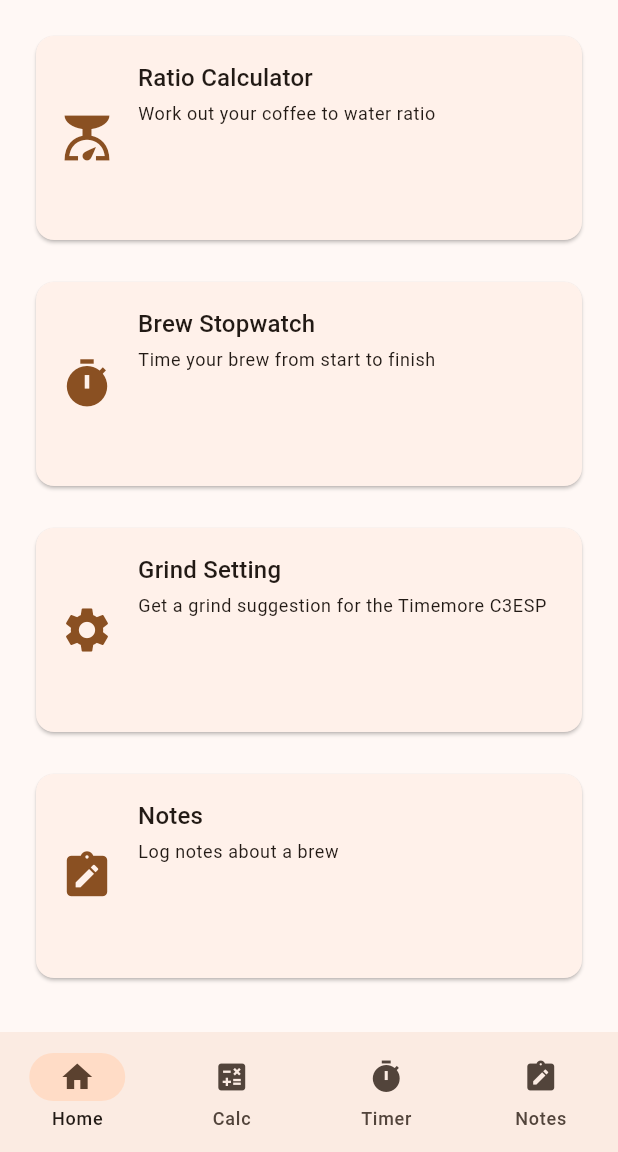
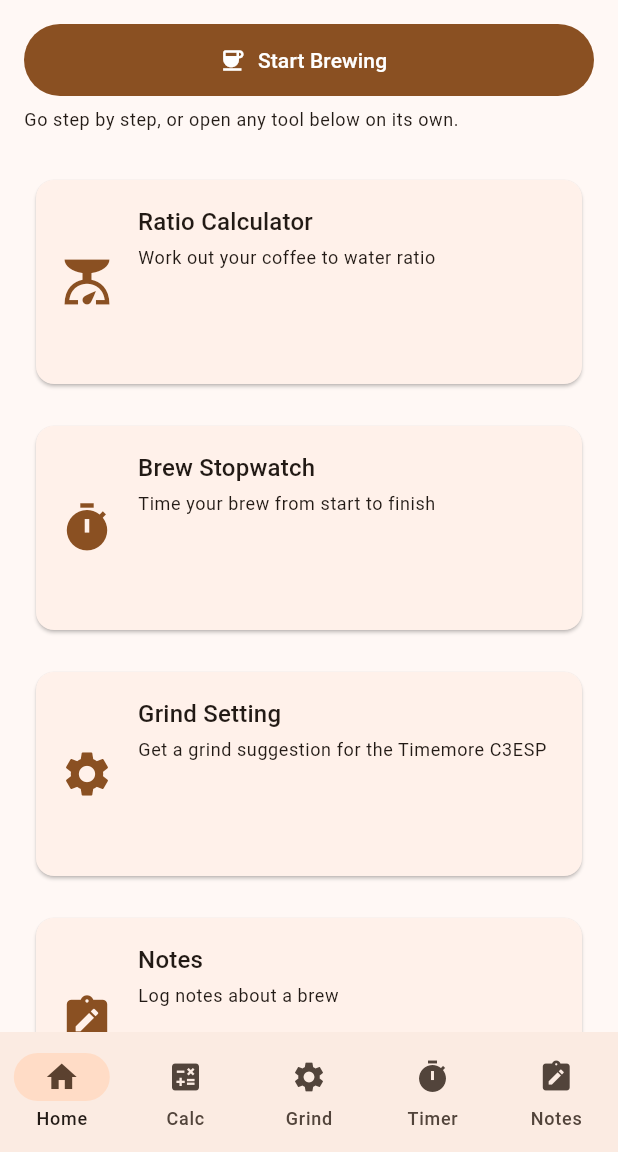
Before and after one commit to Blue-Cynic/Personal-Coffee-App, a Flutter app: the screen it shows after launch, on a phone screen of 412 x 824 dp, the part 84-1236 px from its top. Run offline on Flutter 3.47's test engine with Material 3 defaults, Android fonts, the phone set to English and light mode, and no system bars; our stand-ins replace device_preview, hive_ce_flutter; accounts and stored records are empty.

Commit message:
Update - major rework on the flow of the screens and data hand-off to notes, removed screen transitions altogether, removed the back button, and added a new nav bar icon

```diff
--- a/lib/main.dart
+++ b/lib/main.dart
@@ -1,7 +1,7 @@
 import 'package:device_preview/device_preview.dart';
 import 'package:flutter/material.dart';
-import 'Package:hive_ce_flutter/hive_ce_flutter.dart';
-import 'screens/home_screen.dart';
+import 'package:hive_ce_flutter/hive_ce_flutter.dart';
+import 'screens/main_shell.dart';
 import 'theme.dart';
 
 void main() async {
@@ -32,7 +32,7 @@ class CoffeeCompanionApp extends StatelessWidget {
 
       theme: appTheme,
 
-      home: const HomeScreen(),
+      home: const MainShell(),
     );
   }
 }
--- a/lib/screens/home_screen.dart
+++ b/lib/screens/home_screen.dart
@@ -1,13 +1,16 @@
 import 'package:flutter/material.dart';
-import 'ratio_calculator_screen.dart';
-import 'stopwatch_screen.dart';
-import 'grind_settings_screen.dart';
-import 'notes_screen.dart';
-import '../widgets/app_nav_bar.dart';
-import '../utils/app_navigation.dart';
+import '../widgets/primary_button.dart';
+import '../theme.dart';
 
 class HomeScreen extends StatelessWidget {
-  const HomeScreen({super.key});
+  final VoidCallback onStartBrewing;
+  final ValueChanged<String> onOpenTool;
+
+  const HomeScreen({
+    super.key,
+    required this.onStartBrewing,
+    required this.onOpenTool,
+  });
 
   @override
   Widget build(BuildContext context) {
@@ -15,7 +18,37 @@ class HomeScreen extends StatelessWidget {
       appBar: AppBar(
         title: const Text('Coffee Brewing Companion'),
       ),
-      body: LayoutBuilder(
+      body: Column(
+        crossAxisAlignment: CrossAxisAlignment.start,
+        children: [
+          Padding(
+            padding: const EdgeInsets.fromLTRB(
+              AppSpacing.md,
+              AppSpacing.md,
+              AppSpacing.md,
+              AppSpacing.sm,
+            ),
+            child: Column(
+              crossAxisAlignment: CrossAxisAlignment.start,
+              children: [
+                SizedBox(
+                  width: double.infinity,
+                  child: PrimaryButton(
+                    label: 'Start Brewing',
+                    icon: Icons.coffee,
+                    onPressed: onStartBrewing,
+                  ),
+                ),
+                const SizedBox(height: AppSpacing.sm),
+                Text(
+                  'Go step by step, or open any tool below on its own.',
+                  style: Theme.of(context).textTheme.bodySmall,
+                ),
+              ],
+            ),
+          ),
+          Expanded(
+            child: LayoutBuilder(
               builder: (context, constraints) {
                 // wide screen for web browser and tablet will get 2 columns
                 // narrow screen for phones will get 1
@@ -35,53 +68,32 @@ class HomeScreen extends StatelessWidget {
                       title: 'Ratio Calculator',
                       subtitle: 'Work out your coffee to water ratio',
                       icon: Icons.scale,
-                onTap: () {
-                  Navigator.push(
-                    context,
-                    MaterialPageRoute(builder: (context) => const RatioCalculatorScreen()),
-                  );
-                },
+                      onTap: () => onOpenTool('calculator'),
                     ),
                     _FeatureCard(
                       title: 'Brew Stopwatch',
                       subtitle: 'Time your brew from start to finish',
                       icon: Icons.timer,
-                onTap: () {
-                  Navigator.push(
-                    context,
-                    MaterialPageRoute(builder: (context) => const StopwatchScreen()),
-                  );
-                },
+                      onTap: () => onOpenTool('timer'),
                     ),
                     _FeatureCard(
                       title: 'Grind Setting',
                       subtitle: 'Get a grind suggestion for the Timemore C3ESP',
                       icon: Icons.settings,
-                onTap: () {
-                  Navigator.push(
-                    context,
-                    MaterialPageRoute(builder: (context) => const GrindSettingsScreen()),
-                  );
-                },
+                      onTap: () => onOpenTool('grind'),
                     ),
                     _FeatureCard(
                       title: 'Notes',
                       subtitle: 'Log notes about a brew',
                       icon: Icons.note_alt,
-                onTap: () {
-                  Navigator.push(
-                    context,
-                    MaterialPageRoute(builder: (context) => const NotesScreen()),
-                  );
-                },
+                      onTap: () => onOpenTool('notes'),
                     ),
                   ],
                 );
               },
             ),
-      bottomNavigationBar: AppNavBar(
-        activeRoute: 'home',
-        onSelect: (route) => navigateToRoute(context, route),
+          ),
+        ],
       ),
     );
   }
--- /dev/null
+++ b/lib/screens/main_shell.dart
@@ -0,0 +1,95 @@
+import 'package:flutter/material.dart';
+import '../widgets/app_nav_bar.dart';
+import '../utils/brew_session.dart';
+import 'home_screen.dart';
+import 'ratio_calculator_screen.dart';
+import 'grind_settings_screen.dart';
+import 'stopwatch_screen.dart';
+import 'notes_screen.dart';
+
+class MainShell extends StatefulWidget {
+  const MainShell({super.key});
+
+  @override
+  State<MainShell> createState() => _MainShellState();
+}
+
+class _MainShellState extends State<MainShell> {
+  String _route = 'home';
+
+  bool _inSequence = false;
+
+  bool _openNotesDialog = false;
+
+  void _selectRoute(String route) {
+    setState(() {
+      _route = route;
+      _openNotesDialog = false;
+      if (route == 'home') {
+        _inSequence = false;
+      }
+    });
+  }
+
+  void _openTool(String route) {
+    setState(() {
+      _route = route;
+      _openNotesDialog = false;
+      _inSequence = false;
+    });
+  }
+
+  void _startBrewing() {
+    BrewSession.clear();
+    setState(() {
+      _route = 'calculator';
+      _openNotesDialog = false;
+      _inSequence = true;
+    });
+  }
+
+  void _finishSequence() {
+    setState(() {
+      _route = 'notes';
+      _openNotesDialog = true;
+      _inSequence = false;
+    });
+  }
+
+  Widget _buildScreen() {
+    if (_route == 'calculator') {
+      return RatioCalculatorScreen(
+        inSequence: _inSequence,
+        onNext: () => _selectRoute('grind'),
+      );
+    } else if (_route == 'grind') {
+      return GrindSettingsScreen(
+        inSequence: _inSequence,
+        onNext: () => _selectRoute('timer'),
+      );
+    } else if (_route == 'timer') {
+      return StopwatchScreen(
+        inSequence: _inSequence,
+        onNext: _finishSequence,
+      );
+    } else if (_route == 'notes') {
+      return NotesScreen(openAddDialog: _openNotesDialog);
+    } else {
+      return HomeScreen(
+        onStartBrewing: _startBrewing,
+        onOpenTool: _openTool,
+      );
+    }
+  }
+
+  @override
+  Widget build(BuildContext context) {
+    return Scaffold(
+      body: _buildScreen(),
+      bottomNavigationBar: AppNavBar(
+        activeRoute: _route,
+        onSelect: _selectRoute,
+      ),
+    );
+  }
+}
--- a/lib/screens/notes_screen.dart
+++ b/lib/screens/notes_screen.dart
@@ -1,8 +1,6 @@
 import 'package:flutter/material.dart';
 import 'package:hive_ce_flutter/hive_ce_flutter.dart';
 import '../utils/brew_calculations.dart';
-import '../widgets/app_nav_bar.dart';
-import '../utils/app_navigation.dart';
 import '../widgets/recipe_list_tile.dart';
 import '../utils/brew_session.dart';
 
@@ -268,10 +266,6 @@ class _NotesScreenState extends State<NotesScreen> {
       appBar: AppBar(
         title: const Text('Notes'),
       ),
-      bottomNavigationBar: AppNavBar(
-        activeRoute: 'notes',
-        onSelect: (route) => navigateToRoute(context, route),
-      ),
       body: hasNotes
           ? ListView.builder(
               padding: const EdgeInsets.all(16),
--- a/lib/widgets/app_nav_bar.dart
+++ b/lib/widgets/app_nav_bar.dart
@@ -10,7 +10,13 @@ class AppNavBar extends StatelessWidget {
     required this.onSelect,
   });
 
-  static const List<String> _routes = ['home', 'calculator', 'timer', 'notes'];
+  static const List<String> _routes = [
+    'home',
+    'calculator',
+    'grind',
+    'timer',
+    'notes',
+  ];
 
   int get _selectedIndex {
     final index = _routes.indexOf(activeRoute);
@@ -33,6 +39,7 @@ class AppNavBar extends StatelessWidget {
       destinations: const [
         NavigationDestination(icon: Icon(Icons.home), label: 'Home'),
         NavigationDestination(icon: Icon(Icons.calculate), label: 'Calc'),
+        NavigationDestination(icon: Icon(Icons.settings), label: 'Grind'),
         NavigationDestination(icon: Icon(Icons.timer), label: 'Timer'),
         NavigationDestination(icon: Icon(Icons.note_alt), label: 'Notes'),
       ],
```
Also changed, not shown: lib/screens/grind_settings_screen.dart (+37 -14 lines), lib/screens/ratio_calculator_screen.dart (+15 -26 lines), lib/screens/stopwatch_screen.dart (+13 -22 lines), lib/utils/app_navigation.dart (deleted, +0 -31 lines). Lines whose indentation alone changed are shown as unchanged.
